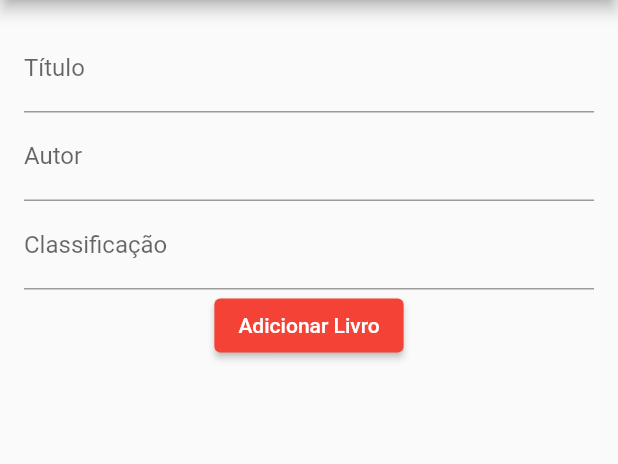
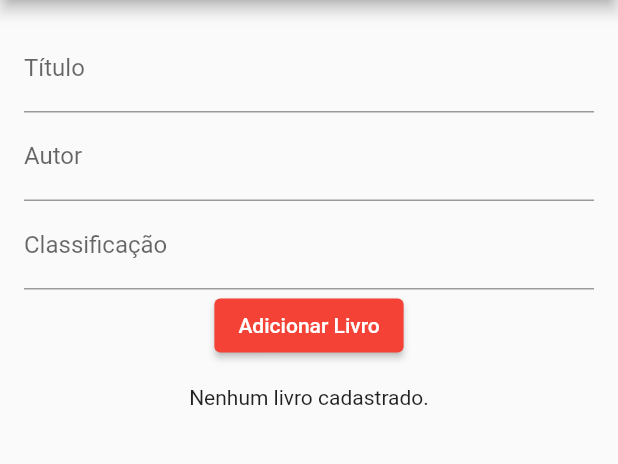
Before and after one commit to rafa-simoes22/registro_livros, a Flutter app: the screen it shows after launch, on a phone screen of 412 x 824 dp, the part 84-548 px from its top. Run offline on Flutter 3.47's test engine with Material 2 defaults, Android fonts, the phone set to English and light mode, and no system bars; our stand-ins replace sqflite; accounts and stored records are empty.

Commit message:
alteraçoes (?)

```diff
--- a/lib/main.dart
+++ b/lib/main.dart
@@ -1,20 +1,30 @@
 import 'package:flutter/material.dart';
+import 'package:sqflite/sqflite.dart';
+import 'package:path/path.dart';
 
 void main() {
   runApp(MyApp());
 }
 
 class Book {
+  final int id;
   final String title;
   final String author;
   final String classification;
 
-  Book({required this.title, required this.author, required this.classification});
+  Book({required this.id, required this.title, required this.author, required this.classification});
+
+  Map<String, dynamic> toMap() {
+    return {
+      'id': id,
+      'title': title,
+      'author': author,
+      'classification': classification,
+    };
+  }
 }
 
 class MyApp extends StatelessWidget {
-  final List<Book> books = [];
-
   @override
   Widget build(BuildContext context) {
     return MaterialApp(
@@ -22,47 +32,59 @@ class MyApp extends StatelessWidget {
       theme: ThemeData(
         primarySwatch: Colors.red,
       ),
-      home: BookListScreen(books),
+      home: BookListScreen(),
     );
   }
 }
 
 class BookListScreen extends StatefulWidget {
-  final List<Book> books;
-
-  BookListScreen(this.books);
-
   @override
   _BookListScreenState createState() => _BookListScreenState();
 }
 
 class _BookListScreenState extends State<BookListScreen> {
-  TextEditingController _titleController = TextEditingController();
-  TextEditingController _authorController = TextEditingController();
-  TextEditingController _classificationController = TextEditingController();
+  late Database _database;
+  final TextEditingController _titleController = TextEditingController();
+  final TextEditingController _authorController = TextEditingController();
+  final TextEditingController _classificationController = TextEditingController();
 
+  @override
+  void initState() {
+    super.initState();
+    _initDatabase();
+  }
 
-  void _addBook() {
-    setState(() {
+  Future<void> _initDatabase() async {
+    _database = await openDatabase(
+      join(await getDatabasesPath(), 'books_database.db'),
+      onCreate: (db, version) {
+        return db.execute(
+          'CREATE TABLE books(id INTEGER PRIMARY KEY, title TEXT, author TEXT, classification TEXT)',
+        );
+      },
+      version: 1,
+    );
+  }
+
+  Future<void> _addBook() async {
     final newBook = Book(
+      id: DateTime.now().millisecondsSinceEpoch,
       title: _titleController.text,
       author: _authorController.text,
       classification: _classificationController.text,
     );
 
-      widget.books.add(newBook);
+    await _database.insert(
+      'books',
+      newBook.toMap(),
+      conflictAlgorithm: ConflictAlgorithm.replace,
+    );
 
     _titleController.clear();
     _authorController.clear();
     _classificationController.clear();
-    });
-  }
 
-  void _showBookDetails(Book book) {
-    Navigator.push(
-      context,
-      MaterialPageRoute(builder: (context) => BookDetailScreen(book)),
-    );
+    setState(() {});
   }
 
   @override
@@ -96,11 +118,23 @@ class _BookListScreenState extends State<BookListScreen> {
               ],
             ),
           ),
-          Expanded(
+          FutureBuilder<void>(
+            future: _initDatabase(), // Initialize the database before building UI
+            builder: (context, snapshot) {
+              if (snapshot.connectionState == ConnectionState.done) {
+                return FutureBuilder<List<Book>>(
+                  future: _getBooks(),
+                  builder: (context, snapshot) {
+                    if (!snapshot.hasData || snapshot.data!.isEmpty) {
+                      return Center(
+                        child: Text('Nenhum livro cadastrado.'),
+                      );
+                    }
+                    return Expanded(
                       child: ListView.builder(
-              itemCount: widget.books.length,
+                        itemCount: snapshot.data!.length,
                         itemBuilder: (context, index) {
-                final book = widget.books[index];
+                          final book = snapshot.data![index];
                           return ListTile(
                             title: Text(book.title),
                             subtitle: Text('${book.author}, ${book.classification}'),
@@ -108,9 +142,37 @@ class _BookListScreenState extends State<BookListScreen> {
                           );
                         },
                       ),
+                    );
+                  },
+                );
+              } else {
+                return Center(
+                  child: CircularProgressIndicator(),
+                );
+              }
+            },
           ),
         ],
       ),
+    );
+  }
+
+  Future<List<Book>> _getBooks() async {
+    final List<Map<String, dynamic>> maps = await _database.query('books');
+    return List.generate(maps.length, (i) {
+      return Book(
+        id: maps[i]['id'],
+        title: maps[i]['title'],
+        author: maps[i]['author'],
+        classification: maps[i]['classification'],
+      );
+    });
+  }
+
+  void _showBookDetails(Book book) {
+    Navigator.push(
+      context,
+      MaterialPageRoute(builder: (context) => BookDetailScreen(book)),
     );
   }
 }
--- a/pubspec.yaml
+++ b/pubspec.yaml
@@ -30,6 +30,9 @@ environment:
 dependencies:
   flutter:
     sdk: flutter
+  sqflite: ^2.0.0
+  path: ^1.8.0
+
 
 
   # The following adds the Cupertino Icons font to your application.
```
Also changed, not shown: pubspec.lock, 1 other file. Lines whose indentation alone changed are shown as unchanged.
